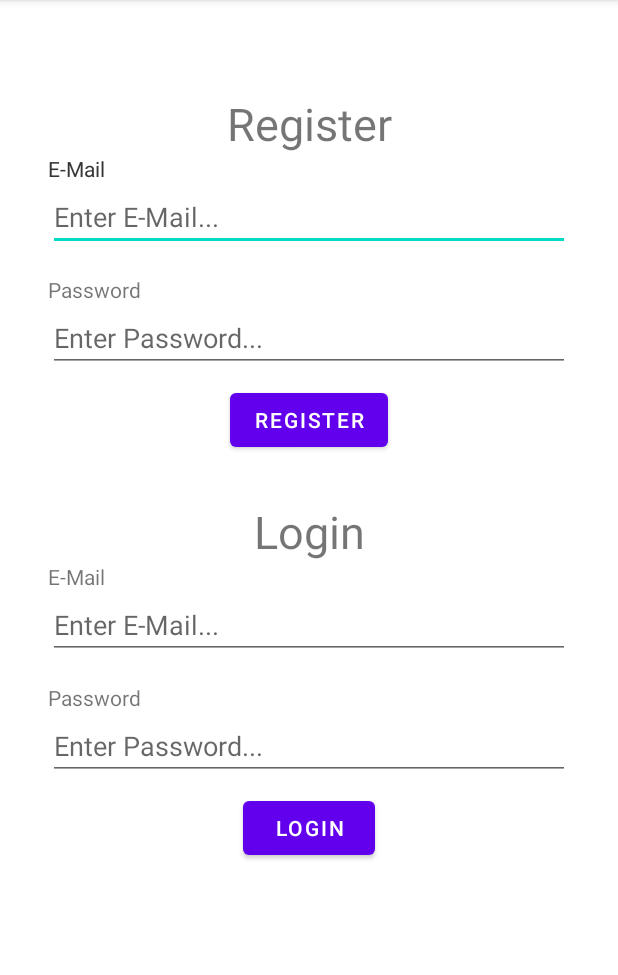
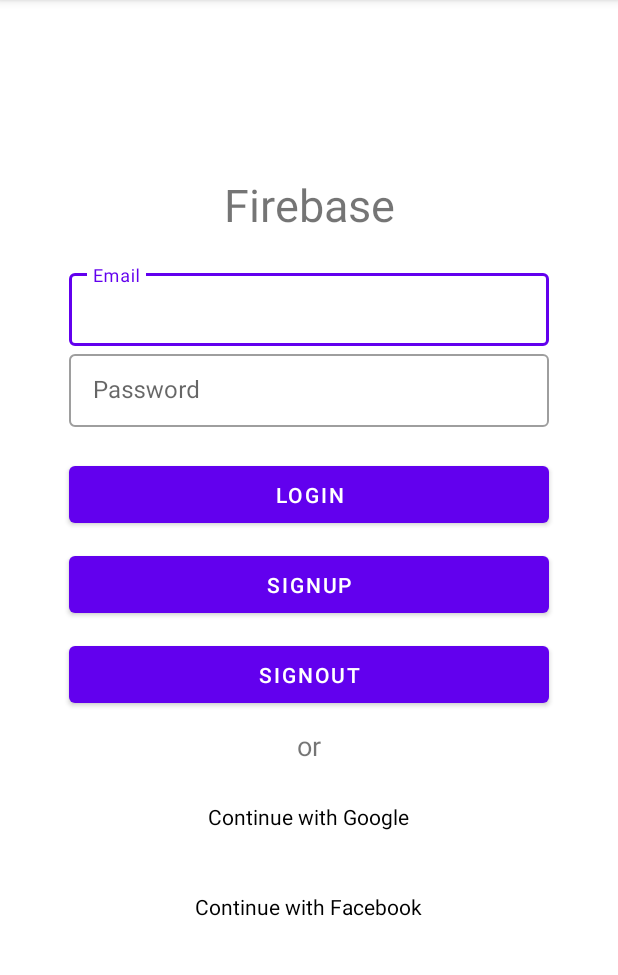
Before and after one commit to Ali0092/Firebase_Auth-Firestore-Example, an Android app: the screen it shows after launch (MainActivity), on a phone screen of 412 x 824 dp, the part 84-1059 px from its top. Run offline under Robolectric (Android 15) with nearby library versions, the phone set to English and light mode, and no system bars; our stand-ins replace Firebase (no records; nobody signed in at launch, a user with empty details on screens opened directly); 3 statements that could not run were skipped.

Commit message:
commit 5

```diff
--- a/app/src/main/java/com/example/firebase_practice/MainActivity.kt
+++ b/app/src/main/java/com/example/firebase_practice/MainActivity.kt
@@ -9,14 +9,11 @@ class MainActivity : AppCompatActivity() {
 
     private lateinit var binding: ActivityMainBinding
 
-
-
     override fun onCreate(savedInstanceState: Bundle?) {
         super.onCreate(savedInstanceState)
         binding = ActivityMainBinding.inflate(layoutInflater)
         setContentView(binding.root)
 
-
     }
 
 
--- a/app/src/main/res/layout/fragment_login.xml
+++ b/app/src/main/res/layout/fragment_login.xml
@@ -4,142 +4,141 @@
     xmlns:tools="http://schemas.android.com/tools"
     android:layout_width="match_parent"
     android:layout_height="match_parent"
-    android:padding="16dp"
     tools:context=".screens.LoginFragment">
 
-    <androidx.constraintlayout.widget.ConstraintLayout
+    <LinearLayout
         android:layout_width="match_parent"
-        android:layout_height="match_parent">
+        android:layout_height="match_parent"
+        android:orientation="vertical">
+
+
+        <TextView
+            android:id="@+id/textView"
+            android:layout_width="match_parent"
+            android:layout_height="wrap_content"
+            android:layout_marginTop="100dp"
+            android:text="Firebase"
+            android:textAlignment="center"
+            android:textSize="30dp"
+            app:layout_constraintEnd_toEndOf="parent"
+            app:layout_constraintHorizontal_bias="1.0"
+            app:layout_constraintStart_toStartOf="parent"
+            app:layout_constraintTop_toBottomOf="@+id/imageView2" />
+
+
+        <com.google.android.material.textfield.TextInputLayout
+            android:layout_width="320dp"
+            android:layout_height="wrap_content"
+            android:layout_gravity="center"
+            android:layout_marginTop="20dp"
+            style="@style/Widget.MaterialComponents.TextInputLayout.OutlinedBox.Dense"
+            android:hint="Email">
+            <com.google.android.material.textfield.TextInputEditText
+                android:id="@+id/Email"
+                android:layout_width="match_parent"
+                android:layout_height="match_parent"/>
+        </com.google.android.material.textfield.TextInputLayout>
+
+        <com.google.android.material.textfield.TextInputLayout
+            android:layout_width="320dp"
+            android:layout_height="wrap_content"
+            android:layout_gravity="center"
+            style="@style/Widget.MaterialComponents.TextInputLayout.OutlinedBox.Dense"
+            android:hint="Password">
+            <com.google.android.material.textfield.TextInputEditText
+                android:id="@+id/password"
+                android:layout_width="match_parent"
+                android:layout_height="match_parent"/>
+        </com.google.android.material.textfield.TextInputLayout>
+
+        <Button
+            android:id="@+id/btnLogin"
+            android:layout_width="320dp"
+            android:layout_height="50dp"
+            android:layout_gravity="center"
+            android:layout_marginTop="20dp"
+            android:text="Login"
+            android:textColor="@color/white"
+            app:layout_constraintEnd_toEndOf="parent"
+            app:layout_constraintHorizontal_bias="0.0"
+            app:layout_constraintStart_toStartOf="parent"
+            app:layout_constraintTop_toBottomOf="@+id/password" />
+        <Button
+            android:id="@+id/signUp"
+            android:layout_width="320dp"
+            android:layout_height="50dp"
+            android:layout_marginTop="10dp"
+            android:layout_gravity="center"
+            android:text="Signup"
+            android:textColor="@color/white" />
+        <Button
+android:id="@+id/signOut"
+            android:layout_width="320dp"
+            android:layout_height="50dp"
+            android:layout_marginTop="10dp"
+            android:layout_gravity="center"
+            android:text="SignOut"
+            android:textColor="@color/white" />
 
         <TextView
             android:id="@+id/textView3"
-            android:layout_width="wrap_content"
+            android:layout_width="match_parent"
             android:layout_height="wrap_content"
-            android:text="Register"
-            android:textSize="30sp"
-            android:layout_marginTop="30dp"
+            android:layout_marginTop="10dp"
+            android:gravity="center"
+            android:text="or"
+            android:textSize="18sp"
             app:layout_constraintEnd_toEndOf="parent"
             app:layout_constraintHorizontal_bias="0.5"
             app:layout_constraintStart_toStartOf="parent"
-            app:layout_constraintTop_toTopOf="parent" />
-        <TextView
-            android:id="@+id/textView"
-            android:layout_width="wrap_content"
-            android:layout_height="wrap_content"
-            android:text="E-Mail"
-            app:layout_constraintStart_toStartOf="@+id/etEmailRegister"
-            app:layout_constraintTop_toBottomOf="@+id/textView3" />
+            app:layout_constraintTop_toBottomOf="@+id/btnLogin" />
 
-        <EditText
-            android:id="@+id/etEmailRegister"
-            android:layout_width="0dp"
-            android:layout_height="wrap_content"
-            android:hint="Enter E-Mail..."
-            android:inputType="textEmailAddress"
+
+        <LinearLayout
+            android:id="@+id/siginWithGoogle"
+            android:layout_width="320dp"
+            android:layout_height="50dp"
+            android:layout_marginTop="10dp"
+            android:layout_gravity="center"
+            android:gravity="center"
+            android:orientation="horizontal"
             app:layout_constraintEnd_toEndOf="parent"
+            app:layout_constraintHorizontal_bias="0.0"
             app:layout_constraintStart_toStartOf="parent"
-            app:layout_constraintTop_toBottomOf="@+id/textView" />
+            app:layout_constraintTop_toBottomOf="@+id/textView3">
 
-        <TextView
-            android:id="@+id/textView2"
-            android:layout_width="wrap_content"
-            android:layout_height="wrap_content"
-            android:layout_marginTop="16dp"
-            android:text="Password"
-            app:layout_constraintStart_toStartOf="@+id/etPasswordRegister"
-            app:layout_constraintTop_toBottomOf="@+id/etEmailRegister" />
+            <TextView
+                android:layout_width="wrap_content"
+                android:layout_height="wrap_content"
+                android:layout_gravity="center"
+                android:gravity="center"
+                android:text="Continue with Google"
+                android:textColor="@color/black" />
+        </LinearLayout>
 
-        <EditText
-            android:id="@+id/etPasswordRegister"
-            android:layout_width="0dp"
-            android:layout_height="wrap_content"
-            android:hint="Enter Password..."
-            android:inputType="textPassword"
+        <LinearLayout
+            android:id="@+id/signinWithFb"
+            android:layout_width="320dp"
+            android:layout_height="50dp"
+            android:orientation="horizontal"
+            android:layout_gravity="center"
+            android:gravity="center"
+            android:layout_marginTop="10dp"
             app:layout_constraintEnd_toEndOf="parent"
             app:layout_constraintHorizontal_bias="0.5"
             app:layout_constraintStart_toStartOf="parent"
-            app:layout_constraintTop_toBottomOf="@+id/textView2" />
-
-        <TextView
-            android:id="@+id/textView4"
-            android:layout_width="wrap_content"
-            android:layout_height="wrap_content"
-            android:text="Login"
-            android:textSize="30sp"
-            android:layout_marginTop="30dp"
-            app:layout_constraintEnd_toEndOf="parent"
-            app:layout_constraintHorizontal_bias="0.5"
-            app:layout_constraintStart_toStartOf="parent"
-            app:layout_constraintTop_toBottomOf="@+id/btnRegister" />
-
-        <TextView
-            android:id="@+id/textView5"
-            android:layout_width="wrap_content"
-            android:layout_height="wrap_content"
-            android:text="E-Mail"
-            app:layout_constraintStart_toStartOf="@+id/etEmailRegister"
-            app:layout_constraintTop_toBottomOf="@+id/textView3" />
-
-        <TextView
-            android:id="@+id/textView7"
-            android:layout_width="wrap_content"
-            android:layout_height="wrap_content"
-            android:text="E-Mail"
-            app:layout_constraintStart_toStartOf="@+id/etEmailLogin"
-            app:layout_constraintTop_toBottomOf="@+id/textView4" />
-
-        <EditText
-            android:id="@+id/etEmailLogin"
-            android:layout_width="0dp"
-            android:layout_height="wrap_content"
-            android:hint="Enter E-Mail..."
-            android:inputType="textEmailAddress"
-            app:layout_constraintEnd_toEndOf="parent"
-            app:layout_constraintStart_toStartOf="parent"
-            app:layout_constraintTop_toBottomOf="@+id/textView7" />
-
-        <TextView
-            android:id="@+id/textView6"
-            android:layout_width="wrap_content"
-            android:layout_height="wrap_content"
-            android:layout_marginTop="16dp"
-            android:text="Password"
-            app:layout_constraintStart_toStartOf="parent"
-            app:layout_constraintTop_toBottomOf="@+id/etEmailLogin" />
-
-        <EditText
-            android:id="@+id/etPasswordLogin"
-            android:layout_width="0dp"
-            android:layout_height="wrap_content"
-            android:hint="Enter Password..."
-            android:inputType="textPassword"
-            app:layout_constraintEnd_toEndOf="parent"
-            app:layout_constraintHorizontal_bias="0.5"
-            app:layout_constraintStart_toStartOf="parent"
-            app:layout_constraintTop_toBottomOf="@+id/textView6" />
-
-        <Button
-            android:id="@+id/btnRegister"
-            android:layout_width="wrap_content"
-            android:layout_height="wrap_content"
-            android:layout_marginTop="8dp"
-            android:gravity="center"
-            android:text="Register"
-            app:layout_constraintEnd_toEndOf="parent"
-            app:layout_constraintStart_toStartOf="parent"
-            app:layout_constraintTop_toBottomOf="@+id/etPasswordRegister" />
-
-        <Button
-            android:id="@+id/btnLogin"
-            android:layout_width="wrap_content"
-            android:layout_height="wrap_content"
-            android:layout_marginTop="8dp"
-            android:text="Login"
-            app:layout_constraintEnd_toEndOf="parent"
-            app:layout_constraintStart_toStartOf="parent"
-            app:layout_constraintTop_toBottomOf="@+id/etPasswordLogin" />
+            app:layout_constraintTop_toBottomOf="@+id/siginWithGoogle">
 
 
-    </androidx.constraintlayout.widget.ConstraintLayout>
+            <TextView
+                android:layout_width="wrap_content"
+                android:layout_height="wrap_content"
+                android:layout_gravity="center"
+                android:gravity="center"
+                android:text="Continue with Facebook"
+                android:textColor="@color/black" />
+        </LinearLayout>
+    </LinearLayout>
+
 
 </FrameLayout>
--- a/app/src/main/res/navigation/nav_graph.xml
+++ b/app/src/main/res/navigation/nav_graph.xml
@@ -4,32 +4,30 @@
     xmlns:tools="http://schemas.android.com/tools"
     android:id="@+id/nav_graph"
     app:startDestination="@id/loginFragment">
-
     <fragment
         android:id="@+id/loginFragment"
         android:name="com.example.firebase_practice.screens.LoginFragment"
-        android:label="Login"
+        android:label="fragment_login"
         tools:layout="@layout/fragment_login" >
         <action
-            android:id="@+id/action_loginFragment_to_apptListFragment"
-            app:destination="@id/apptListFragment" />
+            android:id="@+id/action_loginFragment_to_signupFragment"
+            app:destination="@id/signupFragment" />
+        <action
+            android:id="@+id/action_loginFragment_to_resultFragment"
+            app:destination="@id/resultFragment" />
     </fragment>
     <fragment
-        android:id="@+id/apptListFragment"
-        android:name="com.example.firebase_practice.screens.ApptListFragment"
-        android:label="Appointments"
-        tools:layout="@layout/fragment_appt_list" >
+        android:id="@+id/resultFragment"
+        android:name="com.example.firebase_practice.screens.ResultFragment"
+        android:label="fragment_result"
+        tools:layout="@layout/fragment_result" />
+    <fragment
+        android:id="@+id/signupFragment"
+        android:name="com.example.firebase_practice.screens.SignupFragment"
+        android:label="fragment_signup"
+        tools:layout="@layout/fragment_signup" >
         <action
-            android:id="@+id/action_apptListFragment_to_makeAppoinment"
-            app:destination="@id/makeAppoinment" />
-    </fragment>
-    <fragment
-        android:id="@+id/makeAppoinment"
-        android:name="com.example.firebase_practice.screens.MakeAppoinment"
-        android:label="Make Appts.."
-        tools:layout="@layout/fragment_make_appoinment" >
-        <action
-            android:id="@+id/action_makeAppoinment_to_apptListFragment"
-            app:destination="@id/apptListFragment" />
+            android:id="@+id/action_signupFragment_to_resultFragment"
+            app:destination="@id/resultFragment" />
     </fragment>
 </navigation>
```
Also changed, not shown: app/src/main/java/com/example/firebase_practice/DBRef.kt (deleted, +0 -8 lines), app/src/main/java/com/example/firebase_practice/adapter/ItemAdapter.kt (deleted, +0 -47 lines), app/src/main/java/com/example/firebase_practice/model/ItemData.kt (deleted, +0 -8 lines), app/src/main/java/com/example/firebase_practice/screens/ApptListFragment.kt (deleted, +0 -77 lines), app/src/main/java/com/example/firebase_practice/screens/LoginFragment.kt (+34 -37 lines), app/src/main/java/com/example/firebase_practice/screens/MakeAppoinment.kt (deleted, +0 -67 lines), app/src/main/res/layout/fragment_appt_list.xml (deleted, +0 -36 lines), app/src/main/res/layout/fragment_make_appoinment.xml (deleted, +0 -84 lines), app/src/main/res/layout/items_layout.xml (deleted, +0 -66 lines).
